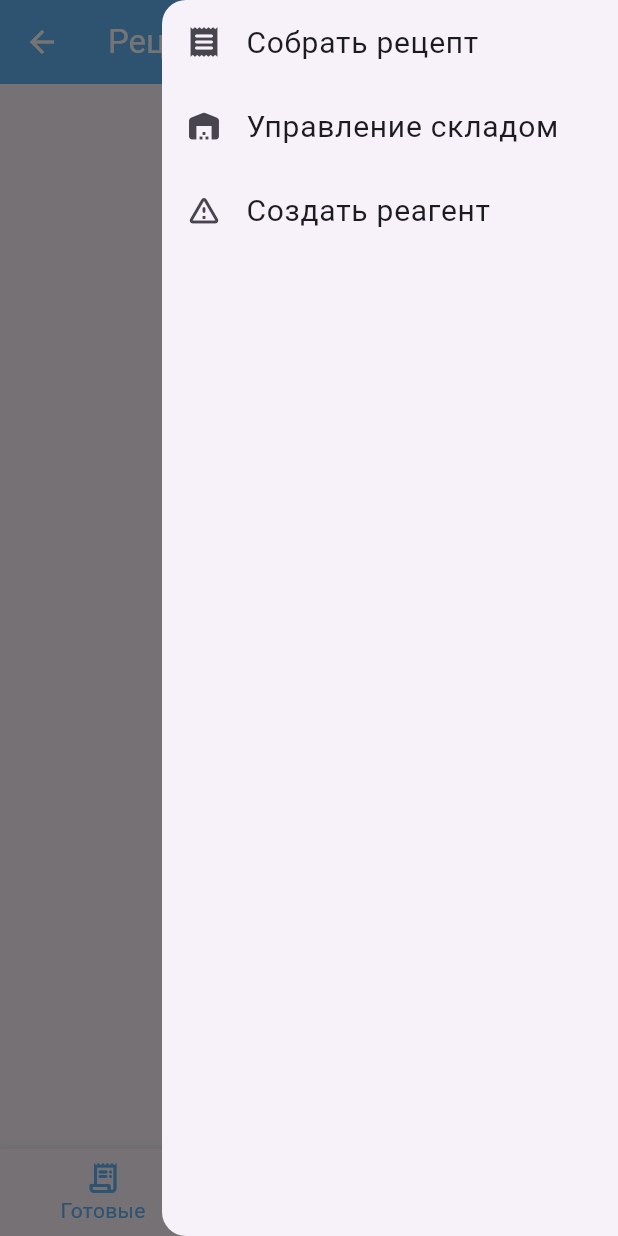
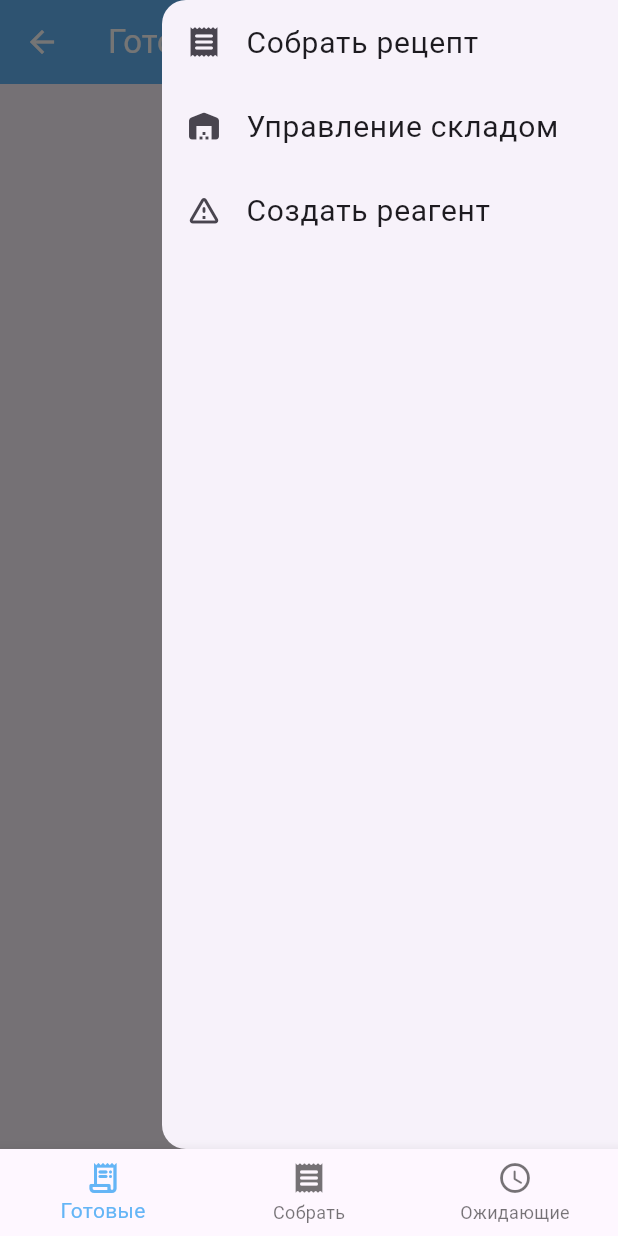
Before and after one commit to WaG711/Accounting-Chemical-Reagents, a Flutter app: the RecipeBase screen opened by its route, after a tap on the "menu" icon, on a phone screen of 412 x 824 dp. Run offline on Flutter 3.47's test engine with Material 3 defaults, Android fonts, the phone set to English and light mode, and no system bars; our stand-ins replace sqflite; accounts and stored records are empty.

Commit message:
переннес appbar

```diff
--- a/lib/src/presentation/pages/collect_recipe.dart
+++ b/lib/src/presentation/pages/collect_recipe.dart
@@ -1,3 +1,4 @@
+import 'package:accounting_chemical_reagents/src/presentation/widgets/my_widgets.dart';
 import 'package:flutter/material.dart';
 
 class CollectRecipe extends StatefulWidget {
@@ -10,6 +11,21 @@ class CollectRecipe extends StatefulWidget {
 class _CollectRecipStateState extends State<CollectRecipe> {
   @override
   Widget build(BuildContext context) {
-    return Container();
+    return Scaffold(
+      appBar: _buildAppBar(),
+      endDrawer: MyWidgets.buildDrawer(context),
+      body: Container(),
+    );
+  }
+
+  AppBar _buildAppBar() {
+    return AppBar(
+      title: const Text(
+        'Собрать рецепт',
+        style: TextStyle(color: Colors.white),
+      ),
+      backgroundColor: Colors.blue[300],
+      iconTheme: const IconThemeData(color: Colors.white),
+    );
   }
 }
--- a/lib/src/presentation/pages/ready_recipes.dart
+++ b/lib/src/presentation/pages/ready_recipes.dart
@@ -1,3 +1,4 @@
+import 'package:accounting_chemical_reagents/src/presentation/widgets/my_widgets.dart';
 import 'package:flutter/material.dart';
 
 class ReadyRecipe extends StatefulWidget {
@@ -10,6 +11,21 @@ class ReadyRecipe extends StatefulWidget {
 class _ReadyRecipeState extends State<ReadyRecipe> {
   @override
   Widget build(BuildContext context) {
-    return Container();
+    return Scaffold(
+      appBar: _buildAppBar(),
+      endDrawer: MyWidgets.buildDrawer(context),
+      body: Container(),
+    );
+  }
+
+  AppBar _buildAppBar() {
+    return AppBar(
+      title: const Text(
+        'Готовые рецепты',
+        style: TextStyle(color: Colors.white),
+      ),
+      backgroundColor: Colors.blue[300],
+      iconTheme: const IconThemeData(color: Colors.white),
+    );
   }
 }
--- a/lib/src/presentation/pages/recipe_base.dart
+++ b/lib/src/presentation/pages/recipe_base.dart
@@ -1,7 +1,6 @@
 import 'package:accounting_chemical_reagents/src/presentation/pages/collect_recipe.dart';
 import 'package:accounting_chemical_reagents/src/presentation/pages/pending_recipes.dart';
 import 'package:accounting_chemical_reagents/src/presentation/pages/ready_recipes.dart';
-import 'package:accounting_chemical_reagents/src/presentation/widgets/my_widgets.dart';
 import 'package:flutter/material.dart';
 
 class RecipeBase extends StatefulWidget {
@@ -17,24 +16,11 @@ class _RecipeBaseState extends State<RecipeBase> {
   @override
   Widget build(BuildContext context) {
     return Scaffold(
-        appBar: _buildAppBar(context),
-        endDrawer: MyWidgets.buildDrawer(context),
-        body: _buildSelectedContent(context),
-        bottomNavigationBar: _buildBottomNavigationBar(context));
+        body: _buildSelectedContent(),
+        bottomNavigationBar: _buildBottomNavigationBar());
   }
 
-  AppBar _buildAppBar(BuildContext context) {
-    return AppBar(
-      title: const Text(
-        'Рецепт',
-        style: TextStyle(color: Colors.white),
-      ),
-      backgroundColor: Colors.blue[300],
-      iconTheme: const IconThemeData(color: Colors.white),
-    );
-  }
-
-  Widget _buildSelectedContent(BuildContext context) {
+  Widget _buildSelectedContent() {
     switch (_selectedIndex) {
       case 0:
         return const ReadyRecipe();
@@ -47,7 +33,7 @@ class _RecipeBaseState extends State<RecipeBase> {
     }
   }
 
-  BottomNavigationBar _buildBottomNavigationBar(BuildContext context) {
+  BottomNavigationBar _buildBottomNavigationBar() {
     return BottomNavigationBar(
       items: const [
         BottomNavigationBarItem(
--- a/lib/src/presentation/pages/warehouse.dart
+++ b/lib/src/presentation/pages/warehouse.dart
@@ -28,7 +28,7 @@ class _WarehouseState extends State<Warehouse> {
   @override
   Widget build(BuildContext context) {
     return Scaffold(
-      appBar: _buildAppBar(context),
+      appBar: _buildAppBar(),
       endDrawer: MyWidgets.buildDrawer(context),
       body: Column(
         crossAxisAlignment: CrossAxisAlignment.stretch,
@@ -50,7 +50,7 @@ class _WarehouseState extends State<Warehouse> {
     });
   }
 
-  AppBar _buildAppBar(BuildContext context) {
+  AppBar _buildAppBar() {
     return AppBar(
       title: const Text(
         'Склад',
```
Also changed, not shown: lib/src/presentation/pages/pending_recipes.dart (+17 -1 lines).
